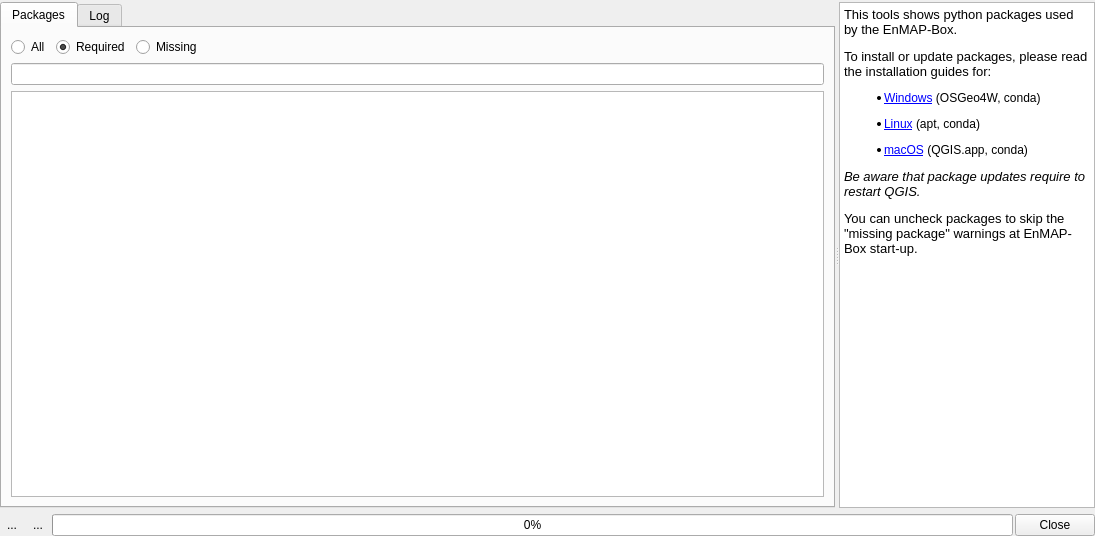
Before: the Qt Designer form enmapbox/gui/ui/pippackageinstaller.ui in EnMAP-Box/enmap-box, drawn with Qt 5.
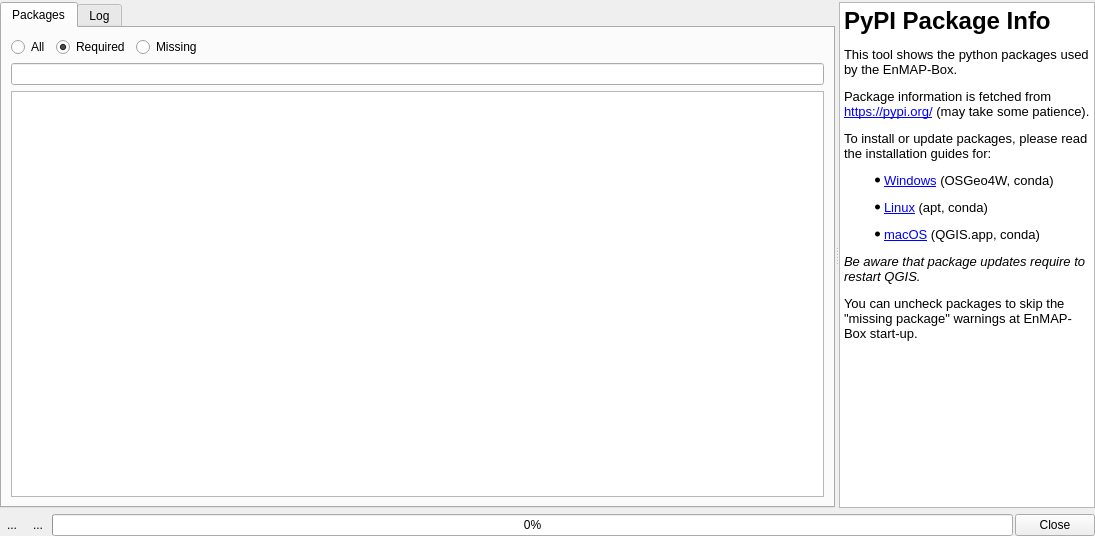
After: the same form once the commit is applied. Icons and pictures are not drawn. Custom widgets are drawn as their Qt base class.

Patch:
```diff
--- a/enmapbox/gui/ui/pippackageinstaller.ui
+++ b/enmapbox/gui/ui/pippackageinstaller.ui
@@ -176,14 +176,16 @@
        <string>&lt;!DOCTYPE HTML PUBLIC &quot;-//W3C//DTD HTML 4.0//EN&quot; &quot;http://www.w3.org/TR/REC-html40/strict.dtd&quot;&gt;
 &lt;html&gt;&lt;head&gt;&lt;meta name=&quot;qrichtext&quot; content=&quot;1&quot; /&gt;&lt;style type=&quot;text/css&quot;&gt;
 p, li { white-space: pre-wrap; }
-&lt;/style&gt;&lt;/head&gt;&lt;body style=&quot; font-family:'Sans Serif'; font-size:9pt; font-weight:400; font-style:normal;&quot;&gt;
-&lt;p style=&quot; margin-top:12px; margin-bottom:12px; margin-left:0px; margin-right:0px; -qt-block-indent:0; text-indent:0px;&quot;&gt;&lt;span style=&quot; font-size:10pt;&quot;&gt;This tools shows python packages used by the EnMAP-Box. &lt;/span&gt;&lt;/p&gt;
-&lt;p style=&quot; margin-top:12px; margin-bottom:12px; margin-left:0px; margin-right:0px; -qt-block-indent:0; text-indent:0px;&quot;&gt;&lt;span style=&quot; font-size:10pt;&quot;&gt;To install or update packages, please read the installation guides for:&lt;/span&gt;&lt;/p&gt;
-&lt;ul style=&quot;margin-top: 0px; margin-bottom: 0px; margin-left: 0px; margin-right: 0px; -qt-list-indent: 1;&quot;&gt;&lt;li style=&quot;&quot; style=&quot; margin-top:12px; margin-bottom:12px; margin-left:0px; margin-right:0px; -qt-block-indent:0; text-indent:0px;&quot;&gt;&lt;a href=&quot;https://enmap-box.readthedocs.io/en/latest/usr_section/usr_installation.html#qgis-installation-on-windows&quot;&gt;&lt;span style=&quot; text-decoration: underline; color:#0000ff;&quot;&gt;Windows&lt;/span&gt;&lt;/a&gt; (OSGeo4W, conda)&lt;/li&gt;
-&lt;li style=&quot;&quot; style=&quot; margin-top:12px; margin-bottom:12px; margin-left:0px; margin-right:0px; -qt-block-indent:0; text-indent:0px;&quot;&gt;&lt;a href=&quot;https://enmap-box.readthedocs.io/en/latest/usr_section/usr_installation.html#qgis-installation-on-linux-ubuntu&quot;&gt;&lt;span style=&quot; text-decoration: underline; color:#0000ff;&quot;&gt;Linux&lt;/span&gt;&lt;/a&gt; (apt, conda)&lt;/li&gt;
-&lt;li style=&quot;&quot; style=&quot; margin-top:12px; margin-bottom:12px; margin-left:0px; margin-right:0px; -qt-block-indent:0; text-indent:0px;&quot;&gt;&lt;a href=&quot;https://enmap-box.readthedocs.io/en/latest/usr_section/usr_installation.html#qgis-installation-on-macos&quot;&gt;&lt;span style=&quot; text-decoration: underline; color:#0000ff;&quot;&gt;macOS&lt;/span&gt;&lt;/a&gt; (QGIS.app, conda)&lt;/li&gt;&lt;/ul&gt;
-&lt;p style=&quot; margin-top:12px; margin-bottom:12px; margin-left:0px; margin-right:0px; -qt-block-indent:0; text-indent:0px;&quot;&gt;&lt;span style=&quot; font-size:10pt; font-style:italic;&quot;&gt;Be aware that package updates require to restart QGIS. &lt;/span&gt;&lt;/p&gt;
-&lt;p style=&quot; margin-top:12px; margin-bottom:12px; margin-left:0px; margin-right:0px; -qt-block-indent:0; text-indent:0px;&quot;&gt;&lt;span style=&quot; font-size:10pt;&quot;&gt;You can uncheck packages to skip the &amp;quot;missing package&amp;quot; warnings at EnMAP-Box start-up.&lt;/span&gt;&lt;/p&gt;&lt;/body&gt;&lt;/html&gt;</string>
+&lt;/style&gt;&lt;/head&gt;&lt;body style=&quot; font-family:'MS Shell Dlg 2'; font-size:8.25pt; font-weight:400; font-style:normal;&quot;&gt;
+&lt;h1 style=&quot; margin-top:18px; margin-bottom:12px; margin-left:0px; margin-right:0px; -qt-block-indent:0; text-indent:0px;&quot;&gt;&lt;span style=&quot; font-size:xx-large; font-weight:600;&quot;&gt;PyPI Package Info&lt;/span&gt;&lt;/h1&gt;
+&lt;p style=&quot; margin-top:12px; margin-bottom:12px; margin-left:0px; margin-right:0px; -qt-block-indent:0; text-indent:0px;&quot;&gt;&lt;span style=&quot; font-family:'Sans Serif'; font-size:10pt;&quot;&gt;This tool shows the python packages used by the EnMAP-Box.&lt;/span&gt;&lt;/p&gt;
+&lt;p style=&quot; margin-top:12px; margin-bottom:12px; margin-left:0px; margin-right:0px; -qt-block-indent:0; text-indent:0px;&quot;&gt;&lt;span style=&quot; font-family:'Sans Serif'; font-size:10pt;&quot;&gt;Package information is fetched from &lt;/span&gt;&lt;a href=&quot;https://pypi.org/&quot;&gt;&lt;span style=&quot; font-size:10pt; text-decoration: underline; color:#0000ff;&quot;&gt;https://pypi.org/&lt;/span&gt;&lt;/a&gt;&lt;span style=&quot; font-family:'Sans Serif'; font-size:10pt;&quot;&gt; (may take some patience).&lt;/span&gt;&lt;/p&gt;
+&lt;p style=&quot; margin-top:12px; margin-bottom:12px; margin-left:0px; margin-right:0px; -qt-block-indent:0; text-indent:0px;&quot;&gt;&lt;span style=&quot; font-family:'Sans Serif'; font-size:10pt;&quot;&gt;To install or update packages, please read the installation guides for:&lt;/span&gt;&lt;/p&gt;
+&lt;ul style=&quot;margin-top: 0px; margin-bottom: 0px; margin-left: 0px; margin-right: 0px; -qt-list-indent: 1;&quot;&gt;&lt;li style=&quot; font-family:'Sans Serif'; font-size:10pt;&quot; style=&quot; margin-top:12px; margin-bottom:12px; margin-left:0px; margin-right:0px; -qt-block-indent:0; text-indent:0px;&quot;&gt;&lt;a href=&quot;https://enmap-box.readthedocs.io/en/latest/usr_section/usr_installation.html#qgis-installation-on-windows&quot;&gt;&lt;span style=&quot; text-decoration: underline; color:#0000ff;&quot;&gt;Windows&lt;/span&gt;&lt;/a&gt; (OSGeo4W, conda)&lt;/li&gt;
+&lt;li style=&quot; font-family:'Sans Serif'; font-size:10pt;&quot; style=&quot; margin-top:12px; margin-bottom:12px; margin-left:0px; margin-right:0px; -qt-block-indent:0; text-indent:0px;&quot;&gt;&lt;a href=&quot;https://enmap-box.readthedocs.io/en/latest/usr_section/usr_installation.html#qgis-installation-on-linux-ubuntu&quot;&gt;&lt;span style=&quot; text-decoration: underline; color:#0000ff;&quot;&gt;Linux&lt;/span&gt;&lt;/a&gt; (apt, conda)&lt;/li&gt;
+&lt;li style=&quot; font-family:'Sans Serif'; font-size:10pt;&quot; style=&quot; margin-top:12px; margin-bottom:12px; margin-left:0px; margin-right:0px; -qt-block-indent:0; text-indent:0px;&quot;&gt;&lt;a href=&quot;https://enmap-box.readthedocs.io/en/latest/usr_section/usr_installation.html#qgis-installation-on-macos&quot;&gt;&lt;span style=&quot; text-decoration: underline; color:#0000ff;&quot;&gt;macOS&lt;/span&gt;&lt;/a&gt; (QGIS.app, conda)&lt;/li&gt;&lt;/ul&gt;
+&lt;p style=&quot; margin-top:12px; margin-bottom:12px; margin-left:0px; margin-right:0px; -qt-block-indent:0; text-indent:0px;&quot;&gt;&lt;span style=&quot; font-family:'Sans Serif'; font-size:10pt; font-style:italic;&quot;&gt;Be aware that package updates require to restart QGIS. &lt;/span&gt;&lt;/p&gt;
+&lt;p style=&quot; margin-top:12px; margin-bottom:12px; margin-left:0px; margin-right:0px; -qt-block-indent:0; text-indent:0px;&quot;&gt;&lt;span style=&quot; font-family:'Sans Serif'; font-size:10pt;&quot;&gt;You can uncheck packages to skip the &amp;quot;missing package&amp;quot; warnings at EnMAP-Box start-up.&lt;/span&gt;&lt;/p&gt;&lt;/body&gt;&lt;/html&gt;</string>
       </property>
       <property name="acceptRichText">
        <bool>false</bool>
```
